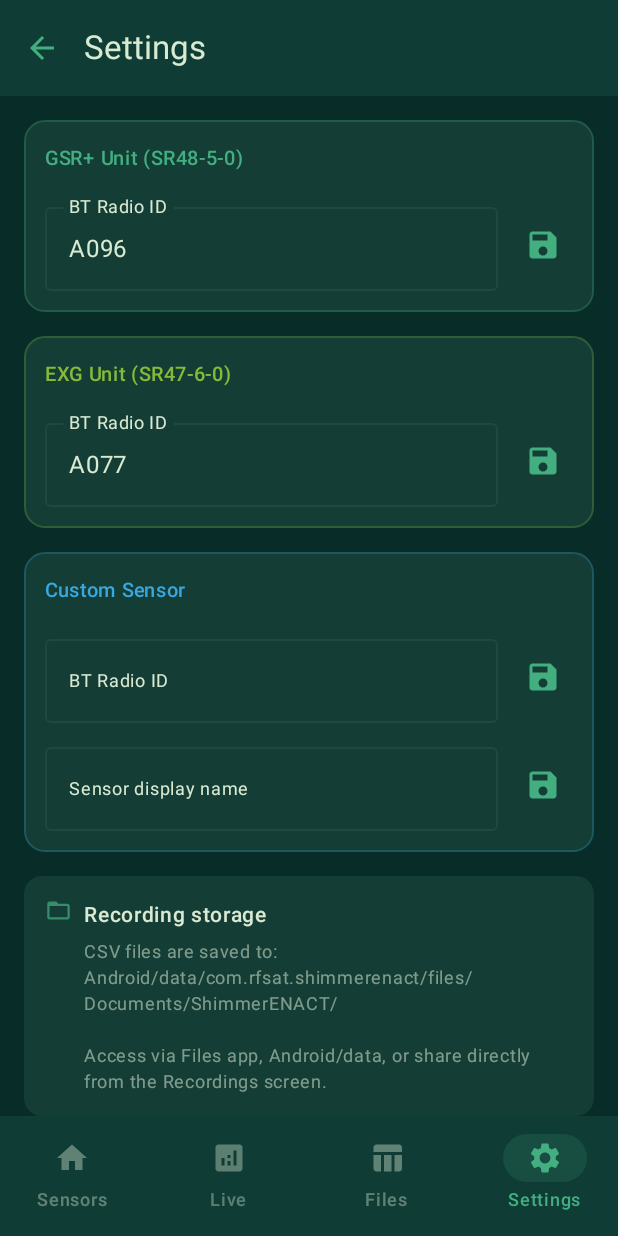
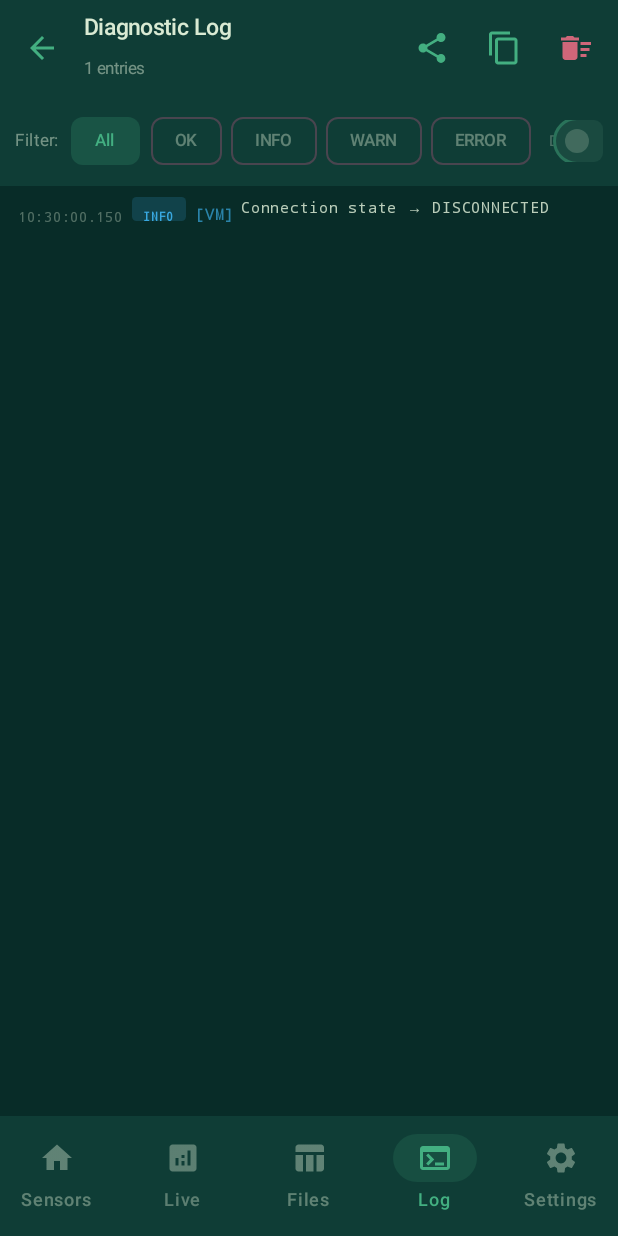
Before and after one commit to RFSAT/ShimmerENACT, an Android app built with Jetpack Compose: the screen it shows after launch (MainActivity), item 4 of the bottom bar chosen, on a phone screen of 412 x 824 dp. Run offline under Robolectric (Android 15) with nearby library versions, the light colour scheme and no system bars; our stand-ins replace Shimmer.

Commit message:
Add diagnostic logging and Log screen
Introduce an in-app logging subsystem and UI: add AppLog (LogRepository) to collect and export logs, and a new LogScreen with filtering, copy/share/clear actions and an auto-scrolling list. Wire the Log route into navigation (Screen.Log) and show a Log tab in the bottom nav with an error-count badge. Instrument Bluetooth manager and ViewModel to emit structured log entries (info/warn/error/ok/debug), improve BT connection/stream handling, error reporting, and diagnostics (packet meters, inquiry fallbacks, safer permission checks). Also add logging for recording start/stop and minor cleanup/refactors for stream/socket lifecycle.

```diff
--- a/app/src/main/java/com/rfsat/shimmerenact/MainActivity.kt
+++ b/app/src/main/java/com/rfsat/shimmerenact/MainActivity.kt
@@ -11,6 +11,7 @@ import androidx.compose.material.icons.filled.*
 import androidx.compose.material3.*
 import androidx.compose.runtime.*
 import androidx.compose.ui.Modifier
+import androidx.compose.ui.text.font.FontWeight
 import androidx.core.splashscreen.SplashScreen.Companion.installSplashScreen
 import androidx.navigation.NavGraph.Companion.findStartDestination
 import androidx.navigation.compose.NavHost
@@ -57,7 +58,7 @@ fun ShimmerApp(viewModel: ShimmerViewModel) {
     // Bottom nav items (only show when appropriate)
     val showBottomNav = currentRoute in listOf(
         Screen.Home.route, Screen.Dashboard.route,
-        Screen.Recordings.route, Screen.Settings.route
+        Screen.Recordings.route, Screen.Log.route, Screen.Settings.route
     )
 
     Scaffold(
@@ -107,6 +108,54 @@ fun ShimmerApp(viewModel: ShimmerViewModel) {
                         }},
                         icon = { Icon(Icons.Default.TableChart, null) },
                         label = { Text("Files") },
+                        colors = NavigationBarItemDefaults.colors(
+                            selectedIconColor = com.rfsat.shimmerenact.ui.theme.EnactGreen,
+                            selectedTextColor = com.rfsat.shimmerenact.ui.theme.EnactGreen,
+                            indicatorColor = com.rfsat.shimmerenact.ui.theme.EnactGreen.copy(alpha = 0.15f),
+                            unselectedIconColor = com.rfsat.shimmerenact.ui.theme.EnactOnSurface.copy(alpha = 0.4f),
+                            unselectedTextColor = com.rfsat.shimmerenact.ui.theme.EnactOnSurface.copy(alpha = 0.4f)
+                        )
+                    )
+                    // ── Log tab with error-count badge ──────────────────────
+                    val logEntries by com.rfsat.shimmerenact.data.repository.AppLog.entries.collectAsState()
+                    val errorCount = remember(logEntries) { logEntries.count { it.level == com.rfsat.shimmerenact.data.repository.LogLevel.ERROR } }
+                    NavigationBarItem(
+                        selected = currentRoute == Screen.Log.route,
+                        onClick = { navController.navigate(Screen.Log.route) {
+                            popUpTo(navController.graph.findStartDestination().id) { saveState = true }
+                            launchSingleTop = true; restoreState = true
+                        }},
+                        icon = {
+                            androidx.compose.ui.layout.Layout(
+                                content = {
+                                    Icon(Icons.Default.Terminal, null)
+                                    if (errorCount > 0) {
+                                        androidx.compose.foundation.layout.Box(
+                                            modifier = androidx.compose.ui.Modifier
+                                                .size(16.dp)
+                                                .clip(androidx.compose.foundation.shape.CircleShape)
+                                                .background(com.rfsat.shimmerenact.ui.theme.EnactError),
+                                            contentAlignment = androidx.compose.ui.Alignment.Center
+                                        ) {
+                                            Text(
+                                                if (errorCount > 9) "9+" else errorCount.toString(),
+                                                fontSize = 8.sp,
+                                                color = androidx.compose.ui.graphics.Color.White,
+                                                fontWeight = FontWeight.Bold
+                                            )
+                                        }
+                                    }
+                                }
+                            ) { measurables, constraints ->
+                                val icon = measurables[0].measure(constraints)
+                                val badge = if (measurables.size > 1) measurables[1].measure(constraints) else null
+                                layout(icon.width, icon.height) {
+                                    icon.placeRelative(0, 0)
+                                    badge?.placeRelative(icon.width - badge.width + 4, -4)
+                                }
+                            }
+                        },
+                        label = { Text("Log") },
                         colors = NavigationBarItemDefaults.colors(
                             selectedIconColor = com.rfsat.shimmerenact.ui.theme.EnactGreen,
                             selectedTextColor = com.rfsat.shimmerenact.ui.theme.EnactGreen,
@@ -175,6 +224,9 @@ fun ShimmerApp(viewModel: ShimmerViewModel) {
                     onBack = { navController.popBackStack() }
                 )
             }
+            composable(Screen.Log.route) {
+                LogScreen(onBack = { navController.popBackStack() })
+            }
             composable(Screen.Settings.route) {
                 SettingsScreen(
                     viewModel = viewModel,
--- /dev/null
+++ b/app/src/main/java/com/rfsat/shimmerenact/data/repository/LogRepository.kt
@@ -0,0 +1,77 @@
+package com.rfsat.shimmerenact.data.repository
+
+import kotlinx.coroutines.flow.MutableStateFlow
+import kotlinx.coroutines.flow.StateFlow
+import kotlinx.coroutines.flow.asStateFlow
+import kotlinx.coroutines.flow.update
+import java.text.SimpleDateFormat
+import java.util.Date
+import java.util.Locale
+
+// ─── Log entry levels ─────────────────────────────────────────────────────────
+
+enum class LogLevel { DEBUG, INFO, OK, WARN, ERROR }
+
+data class LogEntry(
+    val id: Long,
+    val timestampMs: Long,
+    val level: LogLevel,
+    val tag: String,
+    val message: String
+) {
+    val timeStr: String get() =
+        SimpleDateFormat("HH:mm:ss.SSS", Locale.US).format(Date(timestampMs))
+}
+
+// ─── Singleton log bus ────────────────────────────────────────────────────────
+//
+// Usage anywhere in the app:
+//   AppLog.i("BT", "Socket connected to $address")
+//   AppLog.e("BT", "Connection failed: ${e.message}")
+
+object AppLog {
+
+    private const val MAX_ENTRIES = 500
+
+    private val _entries = MutableStateFlow<List<LogEntry>>(emptyList())
+    val entries: StateFlow<List<LogEntry>> = _entries.asStateFlow()
+
+    private var nextId = 0L
+
+    fun d(tag: String, msg: String) = add(LogLevel.DEBUG, tag, msg)
+    fun i(tag: String, msg: String) = add(LogLevel.INFO,  tag, msg)
+    fun ok(tag: String, msg: String) = add(LogLevel.OK,   tag, msg)
+    fun w(tag: String, msg: String) = add(LogLevel.WARN,  tag, msg)
+    fun e(tag: String, msg: String) = add(LogLevel.ERROR, tag, msg)
+
+    fun add(level: LogLevel, tag: String, msg: String) {
+        val entry = LogEntry(
+            id = nextId++,
+            timestampMs = System.currentTimeMillis(),
+            level = level,
+            tag = tag,
+            message = msg
+        )
+        _entries.update { current ->
+            val updated = current + entry
+            if (updated.size > MAX_ENTRIES) updated.takeLast(MAX_ENTRIES) else updated
+        }
+        // Also mirror to Android logcat for ADB debugging
+        when (level) {
+            LogLevel.DEBUG -> android.util.Log.d(tag, msg)
+            LogLevel.INFO  -> android.util.Log.i(tag, msg)
+            LogLevel.OK    -> android.util.Log.i(tag, "✓ $msg")
+            LogLevel.WARN  -> android.util.Log.w(tag, msg)
+            LogLevel.ERROR -> android.util.Log.e(tag, msg)
+        }
+    }
+
+    fun clear() = _entries.update { emptyList() }
+
+    /** Export all log entries as plain text */
+    fun exportText(): String = buildString {
+        _entries.value.forEach { e ->
+            appendLine("[${e.timeStr}] ${e.level.name.padEnd(5)} [${e.tag}] ${e.message}")
+        }
+    }
+}
--- a/app/src/main/java/com/rfsat/shimmerenact/ui/Screen.kt
+++ b/app/src/main/java/com/rfsat/shimmerenact/ui/Screen.kt
@@ -6,5 +6,6 @@ sealed class Screen(val route: String) {
     object Dashboard  : Screen("dashboard")
     object Settings   : Screen("settings")
     object Recordings : Screen("recordings")
+    object Log        : Screen("log")
     object About      : Screen("about")
 }
--- /dev/null
+++ b/app/src/main/java/com/rfsat/shimmerenact/ui/screens/LogScreen.kt
@@ -0,0 +1,295 @@
+package com.rfsat.shimmerenact.ui.screens
+
+import android.content.ClipData
+import android.content.ClipboardManager
+import android.content.Context
+import android.content.Intent
+import android.widget.Toast
+import androidx.compose.animation.*
+import androidx.compose.foundation.*
+import androidx.compose.foundation.layout.*
+import androidx.compose.foundation.lazy.*
+import androidx.compose.foundation.shape.CircleShape
+import androidx.compose.foundation.shape.RoundedCornerShape
+import androidx.compose.material.icons.Icons
+import androidx.compose.material.icons.filled.*
+import androidx.compose.material3.*
+import androidx.compose.runtime.*
+import androidx.compose.ui.*
+import androidx.compose.ui.draw.clip
+import androidx.compose.ui.graphics.Color
+import androidx.compose.ui.platform.LocalContext
+import androidx.compose.ui.text.font.FontFamily
+import androidx.compose.ui.text.font.FontWeight
+import androidx.compose.ui.text.style.TextOverflow
+import androidx.compose.ui.unit.dp
+import androidx.compose.ui.unit.sp
+import com.rfsat.shimmerenact.data.repository.AppLog
+import com.rfsat.shimmerenact.data.repository.LogEntry
+import com.rfsat.shimmerenact.data.repository.LogLevel
+import com.rfsat.shimmerenact.ui.theme.*
+
+@OptIn(ExperimentalMaterial3Api::class)
+@Composable
+fun LogScreen(onBack: () -> Unit) {
+    val context = LocalContext.current
+    val entries by AppLog.entries.collectAsState()
+
+    // Filter state
+    var showDebug by remember { mutableStateOf(false) }
+    var filterLevel by remember { mutableStateOf<LogLevel?>(null) }
+
+    val filtered = remember(entries, showDebug, filterLevel) {
+        entries.filter { e ->
+            (showDebug || e.level != LogLevel.DEBUG) &&
+            (filterLevel == null || e.level == filterLevel)
+        }
+    }
+
+    val listState = rememberLazyListState()
+
+    // Auto-scroll to bottom on new entries
+    LaunchedEffect(filtered.size) {
+        if (filtered.isNotEmpty()) {
+            listState.animateScrollToItem(filtered.size - 1)
+        }
+    }
+
+    Scaffold(
+        topBar = {
+            TopAppBar(
+                title = {
+                    Column {
+                        Text("Diagnostic Log", color = EnactOnSurface, fontSize = 15.sp,
+                            fontWeight = FontWeight.SemiBold)
+                        Text("${filtered.size} entries", fontSize = 11.sp,
+                            color = EnactOnSurface.copy(alpha = 0.5f))
+                    }
+                },
+                navigationIcon = {
+                    IconButton(onClick = onBack) {
+                        Icon(Icons.Default.ArrowBack, "Back", tint = EnactGreen)
+                    }
+                },
+                actions = {
+                    // Share / export
+                    IconButton(onClick = {
+                        val text = AppLog.exportText()
+                        val intent = Intent(Intent.ACTION_SEND).apply {
+                            type = "text/plain"
+                            putExtra(Intent.EXTRA_TEXT, text)
+                            putExtra(Intent.EXTRA_SUBJECT, "ShimmerENACT Diagnostic Log")
+                        }
+                        context.startActivity(Intent.createChooser(intent, "Share log"))
+                    }) {
+                        Icon(Icons.Default.Share, "Share log", tint = EnactGreen)
+                    }
+                    // Copy all
+                    IconButton(onClick = {
+                        val cm = context.getSystemService(Context.CLIPBOARD_SERVICE) as ClipboardManager
+                        cm.setPrimaryClip(ClipData.newPlainText("ShimmerENACT Log", AppLog.exportText()))
+                        Toast.makeText(context, "Log copied to clipboard", Toast.LENGTH_SHORT).show()
+                    }) {
+                        Icon(Icons.Default.ContentCopy, "Copy", tint = EnactGreen)
+                    }
+                    // Clear
+                    IconButton(onClick = { AppLog.clear() }) {
+                        Icon(Icons.Default.DeleteSweep, "Clear log", tint = EnactError)
+                    }
+                },
+                colors = TopAppBarDefaults.topAppBarColors(containerColor = EnactDarkMid)
+            )
+        },
+        containerColor = EnactDark
+    ) { padding ->
+
+        Column(modifier = Modifier.padding(padding).fillMaxSize()) {
+
+            // ── Filter bar ────────────────────────────────────────────────────
+            Row(
+                modifier = Modifier
+                    .fillMaxWidth()
+                    .background(EnactDarkMid)
+                    .padding(horizontal = 10.dp, vertical = 6.dp),
+                verticalAlignment = Alignment.CenterVertically,
+                horizontalArrangement = Arrangement.spacedBy(6.dp)
+            ) {
+                Text("Filter:", fontSize = 11.sp, color = EnactOnSurface.copy(alpha = 0.5f))
+
+                // "All" chip
+                FilterChip(
+                    selected = filterLevel == null,
+                    onClick = { filterLevel = null },
+                    label = { Text("All", fontSize = 11.sp) },
+                    colors = FilterChipDefaults.filterChipColors(
+                        selectedContainerColor = EnactGreen.copy(alpha = 0.2f),
+                        selectedLabelColor = EnactGreen,
+                        labelColor = EnactOnSurface.copy(alpha = 0.5f)
+                    )
+                )
+                listOf(LogLevel.OK, LogLevel.INFO, LogLevel.WARN, LogLevel.ERROR).forEach { lvl ->
+                    FilterChip(
+                        selected = filterLevel == lvl,
+                        onClick = { filterLevel = if (filterLevel == lvl) null else lvl },
+                        label = { Text(lvl.name, fontSize = 11.sp) },
+                        colors = FilterChipDefaults.filterChipColors(
+                            selectedContainerColor = levelColor(lvl).copy(alpha = 0.2f),
+                            selectedLabelColor = levelColor(lvl),
+                            labelColor = EnactOnSurface.copy(alpha = 0.4f)
+                        )
+                    )
+                }
+
+                Spacer(Modifier.weight(1f))
+
+                // Debug toggle
+                Row(
+                    verticalAlignment = Alignment.CenterVertically,
+                    modifier = Modifier
+                        .clip(RoundedCornerShape(6.dp))
+                        .clickable { showDebug = !showDebug }
+                        .padding(horizontal = 6.dp, vertical = 2.dp)
+                ) {
+                    Text("DBG", fontSize = 10.sp,
+                        color = if (showDebug) Color(0xFF888888) else EnactOnSurface.copy(alpha = 0.3f))
+                    Spacer(Modifier.width(4.dp))
+                    Switch(
+                        checked = showDebug,
+                        onCheckedChange = { showDebug = it },
+                        modifier = Modifier.height(20.dp).width(36.dp),
+                        colors = SwitchDefaults.colors(
+                            checkedThumbColor = Color(0xFF888888),
+                            checkedTrackColor = Color(0xFF888888).copy(alpha = 0.4f),
+                            uncheckedThumbColor = EnactOnSurface.copy(alpha = 0.2f),
+                            uncheckedTrackColor = EnactSurfaceVar
+                        )
+                    )
+                }
+            }
+
+            // ── Log list ──────────────────────────────────────────────────────
+            if (filtered.isEmpty()) {
+                Box(Modifier.fillMaxSize(), contentAlignment = Alignment.Center) {
+                    Column(horizontalAlignment = Alignment.CenterHorizontally) {
+                        Icon(Icons.Default.Terminal, null,
+                            tint = EnactGreen.copy(alpha = 0.2f),
+                            modifier = Modifier.size(52.dp))
+                        Spacer(Modifier.height(10.dp))
+                        Text("No log entries",
+                            color = EnactOnSurface.copy(alpha = 0.3f), fontSize = 15.sp)
+                        Text("Connect to a sensor to start logging",
+                            color = EnactOnSurface.copy(alpha = 0.2f), fontSize = 12.sp)
+                    }
+                }
+            } else {
+                LazyColumn(
+                    state = listState,
+                    modifier = Modifier.fillMaxSize(),
+                    contentPadding = PaddingValues(horizontal = 6.dp, vertical = 4.dp),
+                    verticalArrangement = Arrangement.spacedBy(1.dp)
+                ) {
+                    items(filtered, key = { it.id }) { entry ->
+                        LogEntryRow(entry = entry, context = context)
+                    }
+                }
+            }
+        }
+    }
+}
+
+// ─── Single log row ───────────────────────────────────────────────────────────
+
+@Composable
+fun LogEntryRow(entry: LogEntry, context: Context) {
+    val color = levelColor(entry.level)
+    val bgColor = when (entry.level) {
+        LogLevel.ERROR -> EnactError.copy(alpha = 0.08f)
+        LogLevel.WARN  -> EnactWarning.copy(alpha = 0.06f)
+        LogLevel.OK    -> EnactGreen.copy(alpha = 0.06f)
+        else           -> Color.Transparent
+    }
+
+    Row(
+        modifier = Modifier
+            .fillMaxWidth()
+            .clip(RoundedCornerShape(4.dp))
+            .background(bgColor)
+            .combinedClickable(
+                onClick = {},
+                onLongClick = {
+                    val cm = context.getSystemService(Context.CLIPBOARD_SERVICE) as ClipboardManager
+                    cm.setPrimaryClip(ClipData.newPlainText("log", "${entry.timeStr} [${entry.tag}] ${entry.message}"))
+                    Toast.makeText(context, "Copied", Toast.LENGTH_SHORT).show()
+                }
+            )
+            .padding(horizontal = 6.dp, vertical = 3.dp),
+        verticalAlignment = Alignment.Top
+    ) {
+        // Timestamp
+        Text(
+            entry.timeStr,
+            fontSize = 9.sp,
+            color = EnactOnSurface.copy(alpha = 0.35f),
+            fontFamily = FontFamily.Monospace,
+            modifier = Modifier.width(76.dp).padding(top = 1.dp)
+        )
+
+        // Level badge
+        Box(
+            modifier = Modifier
+                .size(width = 36.dp, height = 16.dp)
+                .clip(RoundedCornerShape(3.dp))
+                .background(color.copy(alpha = 0.18f))
+                .padding(top = 1.dp),
+            contentAlignment = Alignment.Center
+        ) {
+            Text(
+                when (entry.level) {
+                    LogLevel.DEBUG -> "DBG"
+                    LogLevel.INFO  -> "INFO"
+                    LogLevel.OK    -> " OK "
+                    LogLevel.WARN  -> "WARN"
+                    LogLevel.ERROR -> " ERR"
+                },
+                fontSize = 8.sp,
+                fontWeight = FontWeight.Bold,
+                color = color,
+                fontFamily = FontFamily.Monospace
+            )
+        }
+
+        Spacer(Modifier.width(6.dp))
+
+        // Tag + message
+        Column(modifier = Modifier.weight(1f)) {
+            Row {
+                Text(
+                    "[${entry.tag}]",
+                    fontSize = 10.sp,
+                    color = color.copy(alpha = 0.7f),
+                    fontFamily = FontFamily.Monospace,
+                    fontWeight = FontWeight.SemiBold
+                )
+                Spacer(Modifier.width(4.dp))
+                Text(
+                    entry.message,
+                    fontSize = 10.sp,
+                    color = if (entry.level == LogLevel.DEBUG)
+                        EnactOnSurface.copy(alpha = 0.45f) else EnactOnSurface.copy(alpha = 0.85f),
+                    fontFamily = FontFamily.Monospace,
+                    lineHeight = 14.sp
+                )
+            }
+        }
+    }
+}
+
+// ─── Level → colour mapping ───────────────────────────────────────────────────
+
+fun levelColor(level: LogLevel): Color = when (level) {
+    LogLevel.DEBUG -> Color(0xFF888888)
+    LogLevel.INFO  -> Color(0xFF39A8E0)
+    LogLevel.OK    -> Color(0xFF43AF81)
+    LogLevel.WARN  -> Color(0xFFFFB74D)
+    LogLevel.ERROR -> Color(0xFFCF6679)
+}
```
Also changed, not shown: app/src/main/java/com/rfsat/shimmerenact/data/bluetooth/ShimmerBluetoothManager.kt (+117 -104 lines), app/src/main/java/com/rfsat/shimmerenact/viewmodel/ShimmerViewModel.kt (+13 -1 lines).
